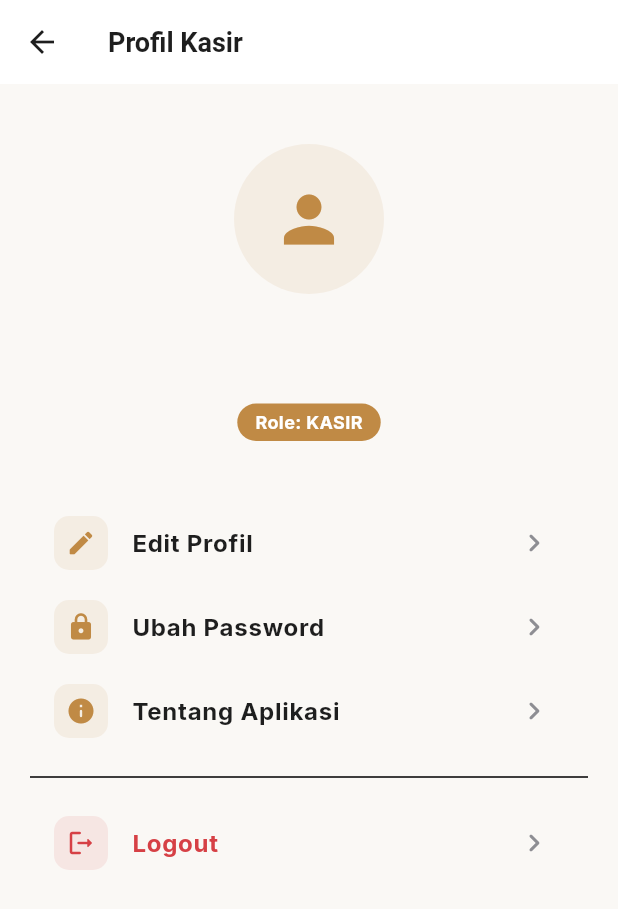
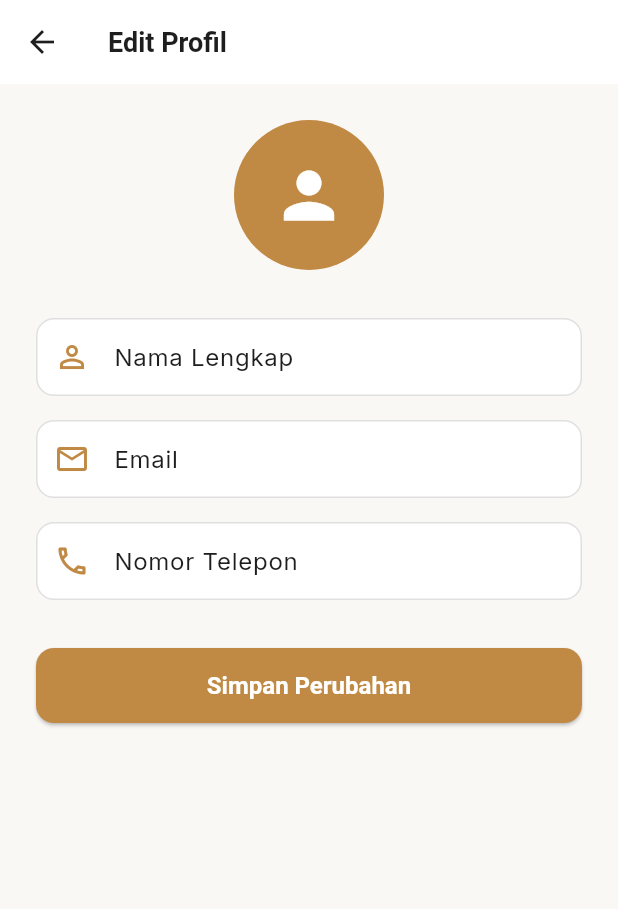
Before and after one commit to Alya-sriananda/NRelazion-Resto-mobile, a Flutter app: the KasirProfileScreen screen opened directly, after a tap on "Edit Profil", on a phone screen of 412 x 824 dp. Shown: the top 909 px of the screen. Run offline on Flutter 3.47's test engine with Material 3 defaults, Android fonts, the phone set to English and light mode, and no system bars; our stand-ins replace fl_chart, google_fonts, shared_preferences; accounts and stored records are empty.

Commit message:
tambah halaman edit profil untuk role kasir dan customer

```diff
--- a/lib/constants/app_routes.dart
+++ b/lib/constants/app_routes.dart
@@ -33,4 +33,5 @@ class AppRoutes {
   static const String adminUser = '/adminUser';
   static const String adminReport = '/adminReport';
   static const String adminSetting = '/adminSetting';
+  static const String editProfile = '/editProfile';
 }
--- a/lib/main.dart
+++ b/lib/main.dart
@@ -20,6 +20,7 @@ import 'screens/customer/customer_favorite_screen.dart';
 import 'screens/customer/customer_history_screen.dart';
 import 'screens/kasir/kasir_main_screen.dart';
 import 'screens/shared/order_detail_screen.dart';
+import 'screens/shared/edit_profile_screen.dart';
 
 import 'providers/auth_provider.dart';
 import 'providers/menu_provider.dart';
@@ -74,6 +75,7 @@ class MyApp extends StatelessWidget {
           AppRoutes.adminMeja: (context) => const AdminMejaScreen(),
           AppRoutes.adminUser: (context) => const AdminUserScreen(),
           AppRoutes.adminReport: (context) => const AdminReportScreen(),
+          AppRoutes.editProfile: (context) => const EditProfileScreen(),
         },
       ),
     );
--- a/lib/screens/customer/customer_profile_screen.dart
+++ b/lib/screens/customer/customer_profile_screen.dart
@@ -66,7 +66,9 @@ class CustomerProfileScreen extends StatelessWidget {
               padding: const EdgeInsets.all(20),
               child: Column(
                 children: [
-                  _buildProfileMenuItem(Icons.person_outline_rounded, 'Edit Profil', () {}),
+                  _buildProfileMenuItem(Icons.person_outline_rounded, 'Edit Profil', () {
+                    Navigator.pushNamed(context, '/editProfile');
+                  }),
                   _buildProfileMenuItem(Icons.favorite_outline_rounded, 'Menu Favorit', () {
                     Navigator.pushNamed(context, '/favorite');
                   }),
--- a/lib/screens/kasir/kasir_profile_screen.dart
+++ b/lib/screens/kasir/kasir_profile_screen.dart
@@ -45,7 +45,9 @@ class KasirProfileScreen extends StatelessWidget {
             ),
             const SizedBox(height: 40),
 
-            _buildProfileItem(Icons.edit_rounded, 'Edit Profil', () {}),
+            _buildProfileItem(Icons.edit_rounded, 'Edit Profil', () {
+              Navigator.pushNamed(context, '/editProfile');
+            }),
             _buildProfileItem(Icons.lock_rounded, 'Ubah Password', () {}),
             _buildProfileItem(Icons.info_rounded, 'Tentang Aplikasi', () {}),
             const Divider(height: 32),
--- /dev/null
+++ b/lib/screens/shared/edit_profile_screen.dart
@@ -0,0 +1,129 @@
+import 'package:flutter/material.dart';
+import 'package:provider/provider.dart';
+import '../../constants/app_colors.dart';
+import '../../providers/auth_provider.dart';
+import '../../models/user_model.dart';
+
+class EditProfileScreen extends StatefulWidget {
+  const EditProfileScreen({super.key});
+
+  @override
+  State<EditProfileScreen> createState() => _EditProfileScreenState();
+}
+
+class _EditProfileScreenState extends State<EditProfileScreen> {
+  final _formKey = GlobalKey<FormState>();
+  late TextEditingController _nameController;
+  late TextEditingController _emailController;
+  late TextEditingController _phoneController;
+
+  @override
+  void initState() {
+    super.initState();
+    final user = context.read<AuthProvider>().currentUser;
+    _nameController = TextEditingController(text: user?.nama ?? '');
+    _emailController = TextEditingController(text: user?.email ?? '');
+    _phoneController = TextEditingController(text: user?.telepon ?? '');
+  }
+
+  @override
+  void dispose() {
+    _nameController.dispose();
+    _emailController.dispose();
+    _phoneController.dispose();
+    super.dispose();
+  }
+
+  @override
+  Widget build(BuildContext context) {
+    final authProv = context.watch<AuthProvider>();
+
+    return Scaffold(
+      backgroundColor: AppColors.cream,
+      appBar: AppBar(
+        backgroundColor: Colors.white,
+        elevation: 0,
+        title: const Text('Edit Profil', style: TextStyle(color: AppColors.dark, fontWeight: FontWeight.bold)),
+      ),
+      body: SingleChildScrollView(
+        padding: const EdgeInsets.all(24),
+        child: Form(
+          key: _formKey,
+          child: Column(
+            children: [
+              const CircleAvatar(
+                radius: 50,
+                backgroundColor: AppColors.primary,
+                child: Icon(Icons.person, size: 50, color: Colors.white),
+              ),
+              const SizedBox(height: 32),
+              _buildTextField('Nama Lengkap', _nameController, Icons.person_outline),
+              const SizedBox(height: 16),
+              _buildTextField('Email', _emailController, Icons.email_outlined, keyboardType: TextInputType.emailAddress),
+              const SizedBox(height: 16),
+              _buildTextField('Nomor Telepon', _phoneController, Icons.phone_outlined, keyboardType: TextInputType.phone),
+              const SizedBox(height: 32),
+              SizedBox(
+                width: double.infinity,
+                height: 50,
+                child: ElevatedButton(
+                  style: ElevatedButton.styleFrom(
+                    backgroundColor: AppColors.primary,
+                    shape: RoundedRectangleAt(borderRadius: BorderRadius.circular(12)),
+                  ),
+                  onPressed: authProv.isLoading ? null : _handleSave,
+                  child: authProv.isLoading
+                      ? const CircularProgressIndicator(color: Colors.white)
+                      : const Text('Simpan Perubahan', style: TextStyle(color: Colors.white, fontWeight: FontWeight.bold)),
+                ),
+              ),
+            ],
+          ),
+        ),
+      ),
+    );
+  }
+
+  Widget _buildTextField(String label, TextEditingController controller, IconData icon, {TextInputType keyboardType = TextInputType.text}) {
+    return TextFormField(
+      controller: controller,
+      keyboardType: keyboardType,
+      decoration: InputDecoration(
+        labelText: label,
+        prefixIcon: Icon(icon, color: AppColors.primary),
+        border: OutlineInputBorder(borderRadius: BorderRadius.circular(12)),
+        filled: true,
+        fillColor: Colors.white,
+      ),
+      validator: (value) => value == null || value.isEmpty ? 'Field ini wajib diisi' : null,
+    );
+  }
+
+  void _handleSave() async {
+    if (_formKey.currentState!.validate()) {
+      final user = context.read<AuthProvider>().currentUser;
+      if (user == null) return;
+
+      final updatedUser = UserModel(
+        id: user.id,
+        nama: _nameController.text,
+        email: _emailController.text,
+        role: user.role,
+        telepon: _phoneController.text,
+        fotoUrl: user.fotoUrl,
+      );
+
+      final success = await context.read<AuthProvider>().updateProfile(updatedUser);
+      if (success && mounted) {
+        ScaffoldMessenger.of(context).showSnackBar(const SnackBar(content: Text('Profil berhasil diperbarui')));
+        Navigator.pop(context);
+      } else if (mounted) {
+        ScaffoldMessenger.of(context).showSnackBar(SnackBar(content: Text(context.read<AuthProvider>().errorMessage)));
+      }
+    }
+  }
+}
+
+class RoundedRectangleAt extends RoundedRectangleBorder {
+  const RoundedRectangleAt({super.borderRadius});
+}
```
Also changed, not shown: lib/providers/auth_provider.dart (+28 -0 lines).
